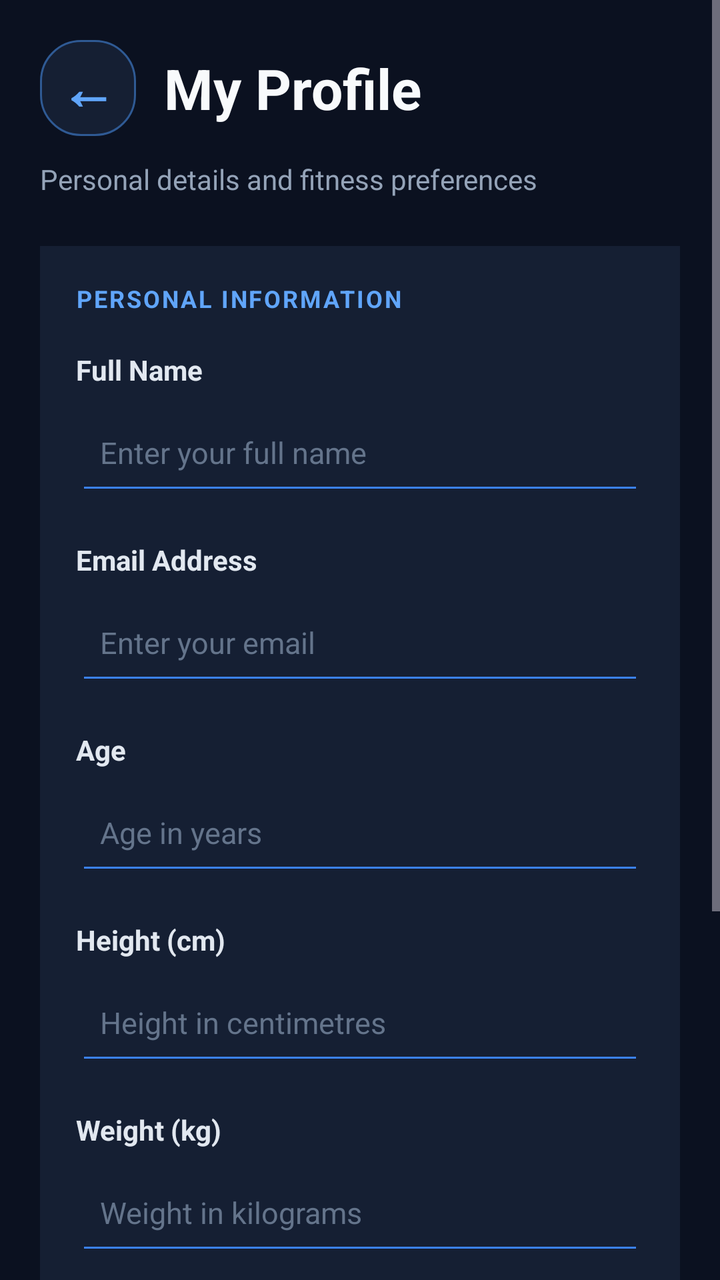
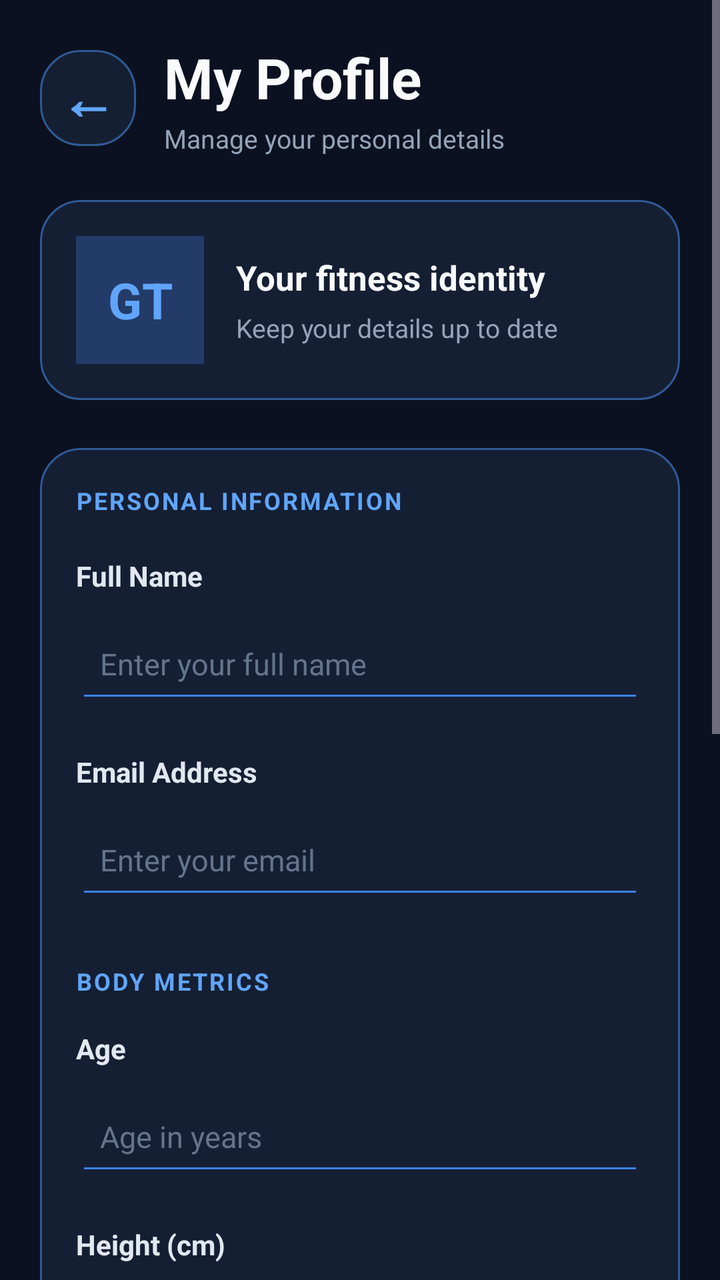

An Android layout rendered at two revisions. The XML below is the earlier revision; the diff shows what the commit changed to produce the second picture.
<!-- AndroidManifest.xml: application theme Theme.GymTrackerPro -->
<!-- res/layout/activity_profile.xml -->
<?xml version="1.0" encoding="utf-8"?>
<ScrollView xmlns:android="http://schemas.android.com/apk/res/android"
    android:layout_width="match_parent"
    android:layout_height="match_parent"
    android:background="#0B1120"
    android:fillViewport="true">

    <LinearLayout
        android:layout_width="match_parent"
        android:layout_height="wrap_content"
        android:orientation="vertical"
        android:padding="20dp">


        
        <LinearLayout
            android:layout_width="match_parent"
            android:layout_height="wrap_content"
            android:orientation="horizontal"
            android:gravity="center_vertical"
            android:layout_marginBottom="6dp">

            <TextView
                android:id="@+id/buttonBackArrow"
                android:layout_width="48dp"
                android:layout_height="48dp"
                android:background="@drawable/bg_card"
                android:gravity="center"
                android:text="←"
                android:textColor="#60A5FA"
                android:textSize="28sp"
                android:textStyle="bold"
                android:clickable="true"
                android:focusable="true"
                android:contentDescription="Back to Dashboard" />

            <TextView
                android:layout_width="0dp"
                android:layout_height="wrap_content"
                android:layout_weight="1"
                android:layout_marginStart="14dp"
                android:text="My Profile"
                android:textColor="#F8FAFC"
                android:textSize="28sp"
                android:textStyle="bold" />

        </LinearLayout>


        <TextView
            android:layout_width="match_parent"
            android:layout_height="wrap_content"
            android:layout_marginTop="6dp"
            android:layout_marginBottom="24dp"
            android:text="Personal details and fitness preferences"
            android:textColor="#94A3B8"
            android:textSize="14sp" />

        
        <LinearLayout
            android:layout_width="match_parent"
            android:layout_height="wrap_content"
            android:background="#151F33"
            android:orientation="vertical"
            android:padding="18dp">

            <TextView
                android:layout_width="match_parent"
                android:layout_height="wrap_content"
                android:layout_marginBottom="18dp"
                android:text="PERSONAL INFORMATION"
                android:textColor="#60A5FA"
                android:textSize="12sp"
                android:textStyle="bold"
                android:letterSpacing="0.08" />

            
            <TextView
                android:layout_width="match_parent"
                android:layout_height="wrap_content"
                android:text="Full Name"
                android:textColor="#E2E8F0"
                android:textSize="14sp"
                android:textStyle="bold" />

            <EditText
                android:id="@+id/editName"
                android:layout_width="match_parent"
                android:layout_height="wrap_content"
                android:layout_marginTop="6dp"
                android:backgroundTint="#3B82F6"
                android:hint="Enter your full name"
                android:inputType="textPersonName"
                android:minHeight="52dp"
                android:padding="12dp"
                android:textColor="#F8FAFC"
                android:textColorHint="#64748B"
                android:textSize="15sp" />

            
            <TextView
                android:layout_width="match_parent"
                android:layout_height="wrap_content"
                android:layout_marginTop="18dp"
                android:text="Email Address"
                android:textColor="#E2E8F0"
                android:textSize="14sp"
                android:textStyle="bold" />

            <EditText
                android:id="@+id/editEmail"
                android:layout_width="match_parent"
                android:layout_height="wrap_content"
                android:layout_marginTop="6dp"
                android:backgroundTint="#3B82F6"
                android:hint="Enter your email"
                android:inputType="textEmailAddress"
                android:minHeight="52dp"
                android:padding="12dp"
                android:textColor="#F8FAFC"
                android:textColorHint="#64748B"
                android:textSize="15sp" />

            
            <TextView
                android:layout_width="match_parent"
                android:layout_height="wrap_content"
                android:layout_marginTop="18dp"
                android:text="Age"
                android:textColor="#E2E8F0"
                android:textSize="14sp"
                android:textStyle="bold" />

            <EditText
                android:id="@+id/editAge"
                android:layout_width="match_parent"
                android:layout_height="wrap_content"
                android:layout_marginTop="6dp"
                android:backgroundTint="#3B82F6"
                android:hint="Age in years"
                android:inputType="number"
                android:minHeight="52dp"
                android:padding="12dp"
                android:textColor="#F8FAFC"
                android:textColorHint="#64748B"
                android:textSize="15sp" />

            
            <TextView
                android:layout_width="match_parent"
                android:layout_height="wrap_content"
                android:layout_marginTop="18dp"
                android:text="Height (cm)"
                android:textColor="#E2E8F0"
                android:textSize="14sp"
                android:textStyle="bold" />

            <EditText
                android:id="@+id/editHeight"
                android:layout_width="match_parent"
                android:layout_height="wrap_content"
                android:layout_marginTop="6dp"
                android:backgroundTint="#3B82F6"
                android:hint="Height in centimetres"
                android:inputType="numberDecimal"
                android:minHeight="52dp"
                android:padding="12dp"
                android:textColor="#F8FAFC"
                android:textColorHint="#64748B"
                android:textSize="15sp" />

            
            <TextView
                android:layout_width="match_parent"
                android:layout_height="wrap_content"
                android:layout_marginTop="18dp"
                android:text="Weight (kg)"
                android:textColor="#E2E8F0"
                android:textSize="14sp"
                android:textStyle="bold" />

            <EditText
                android:id="@+id/editWeight"
                android:layout_width="match_parent"
                android:layout_height="wrap_content"
                android:layout_marginTop="6dp"
                android:backgroundTint="#3B82F6"
                android:hint="Weight in kilograms"
                android:inputType="numberDecimal"
                android:minHeight="52dp"
                android:padding="12dp"
                android:textColor="#F8FAFC"
                android:textColorHint="#64748B"
                android:textSize="15sp" />

            
            <TextView
                android:layout_width="match_parent"
                android:layout_height="wrap_content"
                android:layout_marginTop="18dp"
                android:text="Fitness Goal"
                android:textColor="#E2E8F0"
                android:textSize="14sp"
                android:textStyle="bold" />

            <EditText
                android:id="@+id/editFitnessGoal"
                android:layout_width="match_parent"
                android:layout_height="wrap_content"
                android:layout_marginTop="6dp"
                android:backgroundTint="#3B82F6"
                android:hint="e.g. Build muscle"
                android:inputType="textCapSentences"
                android:minHeight="52dp"
                android:padding="12dp"
                android:textColor="#F8FAFC"
                android:textColorHint="#64748B"
                android:textSize="15sp" />

            
            <Button
                android:id="@+id/buttonSaveProfile"
                android:layout_width="match_parent"
                android:layout_height="54dp"
                android:layout_marginTop="28dp"
                android:backgroundTint="#2563EB"
                android:text="Save Profile"
                android:textColor="#FFFFFF"
                android:textSize="16sp"
                android:textStyle="bold" />

        </LinearLayout>

        <TextView
            android:layout_width="match_parent"
            android:layout_height="wrap_content"
            android:layout_marginTop="18dp"
            android:gravity="center"
            android:padding="8dp"
            android:text="Your fitness journey, your progress."
            android:textColor="#64748B"
            android:textSize="13sp" />

    </LinearLayout>
</ScrollView>
<!-- resources referenced by this layout -->
<resources>
  <!-- drawable bg_card (drawable) -->
  <?xml version="1.0" encoding="utf-8"?>
  <shape xmlns:android="http://schemas.android.com/apk/res/android" android:shape="rectangle">
      <solid android:color="@color/gt_surface" />
      <corners android:radius="20dp" />
      <stroke android:width="1dp" android:color="@color/gt_stroke" />
  </shape>
  <style name="Theme.GymTrackerPro" parent="Base.Theme.GymTrackerPro" />
  <color name="gt_surface">#151F33</color>
  <color name="gt_stroke">#2F5A94</color>
  <style name="Base.Theme.GymTrackerPro" parent="Theme.Material3.Dark.NoActionBar">
          <item name="colorPrimary">@color/gt_blue</item>
          <item name="colorSurface">@color/gt_surface</item>
          <item name="android:windowBackground">@color/gt_background</item>
  
          
          <item name="android:statusBarColor">@color/gt_background</item>
          <item name="android:navigationBarColor">@color/gt_background</item>
          <item name="android:windowLightStatusBar">false</item>
      </style>
  <color name="gt_blue">#60A5FA</color>
  <color name="gt_background">#0B1120</color>
</resources>

<!-- the commit's change to res/layout/activity_profile.xml (unified diff, before → after) -->
@@ -3,7 +3,8 @@
     android:layout_width="match_parent"
     android:layout_height="match_parent"
     android:background="#0B1120"
-    android:fillViewport="true">
+    android:fillViewport="true"
+    android:clipToPadding="false">
 
     <LinearLayout
         android:layout_width="match_parent"
@@ -11,63 +12,112 @@
         android:orientation="vertical"
         android:padding="20dp">
 
-
         
         <LinearLayout
             android:layout_width="match_parent"
             android:layout_height="wrap_content"
+            android:gravity="center_vertical"
             android:orientation="horizontal"
-            android:gravity="center_vertical"
-            android:layout_marginBottom="6dp">
+            android:layout_marginBottom="22dp">
 
             <TextView
                 android:id="@+id/buttonBackArrow"
                 android:layout_width="48dp"
                 android:layout_height="48dp"
                 android:background="@drawable/bg_card"
+                android:clickable="true"
+                android:contentDescription="Back to Dashboard"
+                android:focusable="true"
                 android:gravity="center"
                 android:text="←"
                 android:textColor="#60A5FA"
                 android:textSize="28sp"
-                android:textStyle="bold"
-                android:clickable="true"
-                android:focusable="true"
-                android:contentDescription="Back to Dashboard" />
-
-            <TextView
+                android:textStyle="bold" />
+
+            <LinearLayout
                 android:layout_width="0dp"
                 android:layout_height="wrap_content"
+                android:layout_marginStart="14dp"
                 android:layout_weight="1"
-                android:layout_marginStart="14dp"
-                android:text="My Profile"
-                android:textColor="#F8FAFC"
-                android:textSize="28sp"
-                android:textStyle="bold" />
-
+                android:orientation="vertical">
+
+                <TextView
+                    android:layout_width="match_parent"
+                    android:layout_height="wrap_content"
+                    android:text="My Profile"
+                    android:textColor="#F8FAFC"
+                    android:textSize="28sp"
+                    android:textStyle="bold" />
+
+                <TextView
+                    android:layout_width="match_parent"
+                    android:layout_height="wrap_content"
+                    android:layout_marginTop="3dp"
+                    android:text="Manage your personal details"
+                    android:textColor="#94A3B8"
+                    android:textSize="13sp" />
+
+            </LinearLayout>
         </LinearLayout>
-
-
-        <TextView
-            android:layout_width="match_parent"
-            android:layout_height="wrap_content"
-            android:layout_marginTop="6dp"
-            android:layout_marginBottom="24dp"
-            android:text="Personal details and fitness preferences"
-            android:textColor="#94A3B8"
-            android:textSize="14sp" />
 
         
         <LinearLayout
             android:layout_width="match_parent"
             android:layout_height="wrap_content"
-            android:background="#151F33"
+            android:layout_marginBottom="24dp"
+            android:background="@drawable/bg_card"
+            android:gravity="center_vertical"
+            android:orientation="horizontal"
+            android:padding="18dp">
+
+            <TextView
+                android:layout_width="64dp"
+                android:layout_height="64dp"
+                android:background="#233B68"
+                android:gravity="center"
+                android:text="GT"
+                android:textColor="#60A5FA"
+                android:textSize="25sp"
+                android:textStyle="bold" />
+
+            <LinearLayout
+                android:layout_width="0dp"
+                android:layout_height="wrap_content"
+                android:layout_marginStart="16dp"
+                android:layout_weight="1"
+                android:orientation="vertical">
+
+                <TextView
+                    android:layout_width="match_parent"
+                    android:layout_height="wrap_content"
+                    android:text="Your fitness identity"
+                    android:textColor="#F8FAFC"
+                    android:textSize="17sp"
+                    android:textStyle="bold" />
+
+                <TextView
+                    android:layout_width="match_parent"
+                    android:layout_height="wrap_content"
+                    android:layout_marginTop="5dp"
+                    android:text="Keep your details up to date"
+                    android:textColor="#94A3B8"
+                    android:textSize="13sp" />
+
+            </LinearLayout>
+        </LinearLayout>
+
+        
+        <LinearLayout
+            android:layout_width="match_parent"
+            android:layout_height="wrap_content"
+            android:background="@drawable/bg_card"
             android:orientation="vertical"
             android:padding="18dp">
 
             <TextView
                 android:layout_width="match_parent"
                 android:layout_height="wrap_content"
-                android:layout_marginBottom="18dp"
+                android:layout_marginBottom="20dp"
                 android:text="PERSONAL INFORMATION"
                 android:textColor="#60A5FA"
                 android:textSize="12sp"
@@ -86,22 +136,21 @@
             <EditText
                 android:id="@+id/editName"
                 android:layout_width="match_parent"
-                android:layout_height="wrap_content"
-                android:layout_marginTop="6dp"
+                android:layout_height="52dp"
+                android:layout_marginTop="7dp"
                 android:backgroundTint="#3B82F6"
                 android:hint="Enter your full name"
                 android:inputType="textPersonName"
-                android:minHeight="52dp"
-                android:padding="12dp"
-                android:textColor="#F8FAFC"
-                android:textColorHint="#64748B"
-                android:textSize="15sp" />
-
-            
-            <TextView
-                android:layout_width="match_parent"
-                android:layout_height="wrap_content"
-                android:layout_marginTop="18dp"
+                android:paddingHorizontal="12dp"
+                android:textColor="#F8FAFC"
+                android:textColorHint="#64748B"
+                android:textSize="15sp" />
+
+            
+            <TextView
+                android:layout_width="match_parent"
+                android:layout_height="wrap_content"
+                android:layout_marginTop="20dp"
                 android:text="Email Address"
                 android:textColor="#E2E8F0"
                 android:textSize="14sp"
@@ -110,22 +159,32 @@
             <EditText
                 android:id="@+id/editEmail"
                 android:layout_width="match_parent"
-                android:layout_height="wrap_content"
-                android:layout_marginTop="6dp"
+                android:layout_height="52dp"
+                android:layout_marginTop="7dp"
                 android:backgroundTint="#3B82F6"
                 android:hint="Enter your email"
                 android:inputType="textEmailAddress"
-                android:minHeight="52dp"
-                android:padding="12dp"
-                android:textColor="#F8FAFC"
-                android:textColorHint="#64748B"
-                android:textSize="15sp" />
-
-            
-            <TextView
-                android:layout_width="match_parent"
-                android:layout_height="wrap_content"
-                android:layout_marginTop="18dp"
+                android:paddingHorizontal="12dp"
+                android:textColor="#F8FAFC"
+                android:textColorHint="#64748B"
+                android:textSize="15sp" />
+
+            
+            <TextView
+                android:layout_width="match_parent"
+                android:layout_height="wrap_content"
+                android:layout_marginTop="28dp"
+                android:layout_marginBottom="16dp"
+                android:text="BODY METRICS"
+                android:textColor="#60A5FA"
+                android:textSize="12sp"
+                android:textStyle="bold"
+                android:letterSpacing="0.08" />
+
+            
+            <TextView
+                android:layout_width="match_parent"
+                android:layout_height="wrap_content"
                 android:text="Age"
                 android:textColor="#E2E8F0"
                 android:textSize="14sp"
@@ -134,22 +193,21 @@
             <EditText
                 android:id="@+id/editAge"
                 android:layout_width="match_parent"
-                android:layout_height="wrap_content"
-                android:layout_marginTop="6dp"
+                android:layout_height="52dp"
+                android:layout_marginTop="7dp"
                 android:backgroundTint="#3B82F6"
                 android:hint="Age in years"
                 android:inputType="number"
-                android:minHeight="52dp"
-                android:padding="12dp"
-                android:textColor="#F8FAFC"
-                android:textColorHint="#64748B"
-                android:textSize="15sp" />
-
-            
-            <TextView
-                android:layout_width="match_parent"
-                android:layout_height="wrap_content"
-                android:layout_marginTop="18dp"
+                android:paddingHorizontal="12dp"
+                android:textColor="#F8FAFC"
+                android:textColorHint="#64748B"
+                android:textSize="15sp" />
+
+            
+            <TextView
+                android:layout_width="match_parent"
+                android:layout_height="wrap_content"
+                android:layout_marginTop="20dp"
                 android:text="Height (cm)"
                 android:textColor="#E2E8F0"
                 android:textSize="14sp"
@@ -158,22 +216,21 @@
             <EditText
                 android:id="@+id/editHeight"
                 android:layout_width="match_parent"
-                android:layout_height="wrap_content"
-                android:layout_marginTop="6dp"
+                android:layout_height="52dp"
+                android:layout_marginTop="7dp"
                 android:backgroundTint="#3B82F6"
                 android:hint="Height in centimetres"
                 android:inputType="numberDecimal"
-                android:minHeight="52dp"
-                android:padding="12dp"
-                android:textColor="#F8FAFC"
-                android:textColorHint="#64748B"
-                android:textSize="15sp" />
-
-            
-            <TextView
-                android:layout_width="match_parent"
-                android:layout_height="wrap_content"
-                android:layout_marginTop="18dp"
+                android:paddingHorizontal="12dp"
+                android:textColor="#F8FAFC"
+                android:textColorHint="#64748B"
+                android:textSize="15sp" />
+
+            
+            <TextView
+                android:layout_width="match_parent"
+                android:layout_height="wrap_content"
+                android:layout_marginTop="20dp"
                 android:text="Weight (kg)"
                 android:textColor="#E2E8F0"
                 android:textSize="14sp"
@@ -182,22 +239,31 @@
             <EditText
                 android:id="@+id/editWeight"
                 android:layout_width="match_parent"
-                android:layout_height="wrap_content"
-                android:layout_marginTop="6dp"
+                android:layout_height="52dp"
+                android:layout_marginTop="7dp"
                 android:backgroundTint="#3B82F6"
                 android:hint="Weight in kilograms"
                 android:inputType="numberDecimal"
-                android:minHeight="52dp"
-                android:padding="12dp"
-                android:textColor="#F8FAFC"
-                android:textColorHint="#64748B"
-                android:textSize="15sp" />
-
-            
-            <TextView
-                android:layout_width="match_parent"
-                android:layout_height="wrap_content"
-                android:layout_marginTop="18dp"
+                android:paddingHorizontal="12dp"
+                android:textColor="#F8FAFC"
+                android:textColorHint="#64748B"
+                android:textSize="15sp" />
+
+            
+            <TextView
+                android:layout_width="match_parent"
+                android:layout_height="wrap_content"
+                android:layout_marginTop="28dp"
+                android:layout_marginBottom="16dp"
+                android:text="FITNESS OBJECTIVE"
+                android:textColor="#60A5FA"
+                android:textSize="12sp"
+                android:textStyle="bold"
+                android:letterSpacing="0.08" />
+
+            <TextView
+                android:layout_width="match_parent"
+                android:layout_height="wrap_content"
                 android:text="Fitness Goal"
                 android:textColor="#E2E8F0"
                 android:textSize="14sp"
@@ -206,13 +272,12 @@
             <EditText
                 android:id="@+id/editFitnessGoal"
                 android:layout_width="match_parent"
-                android:layout_height="wrap_content"
-                android:layout_marginTop="6dp"
+                android:layout_height="52dp"
+                android:layout_marginTop="7dp"
                 android:backgroundTint="#3B82F6"
                 android:hint="e.g. Build muscle"
                 android:inputType="textCapSentences"
-                android:minHeight="52dp"
-                android:padding="12dp"
+                android:paddingHorizontal="12dp"
                 android:textColor="#F8FAFC"
                 android:textColorHint="#64748B"
                 android:textSize="15sp" />
@@ -221,8 +286,8 @@
             <Button
                 android:id="@+id/buttonSaveProfile"
                 android:layout_width="match_parent"
-                android:layout_height="54dp"
-                android:layout_marginTop="28dp"
+                android:layout_height="56dp"
+                android:layout_marginTop="30dp"
                 android:backgroundTint="#2563EB"
                 android:text="Save Profile"
                 android:textColor="#FFFFFF"
@@ -234,12 +299,14 @@
         <TextView
             android:layout_width="match_parent"
             android:layout_height="wrap_content"
-            android:layout_marginTop="18dp"
+            android:layout_marginTop="22dp"
+            android:layout_marginBottom="12dp"
             android:gravity="center"
             android:padding="8dp"
-            android:text="Your fitness journey, your progress."
+            android:text="YOUR FITNESS JOURNEY. YOUR PROGRESS."
             android:textColor="#64748B"
-            android:textSize="13sp" />
+            android:textSize="11sp"
+            android:letterSpacing="0.06" />
 
     </LinearLayout>
 </ScrollView>
